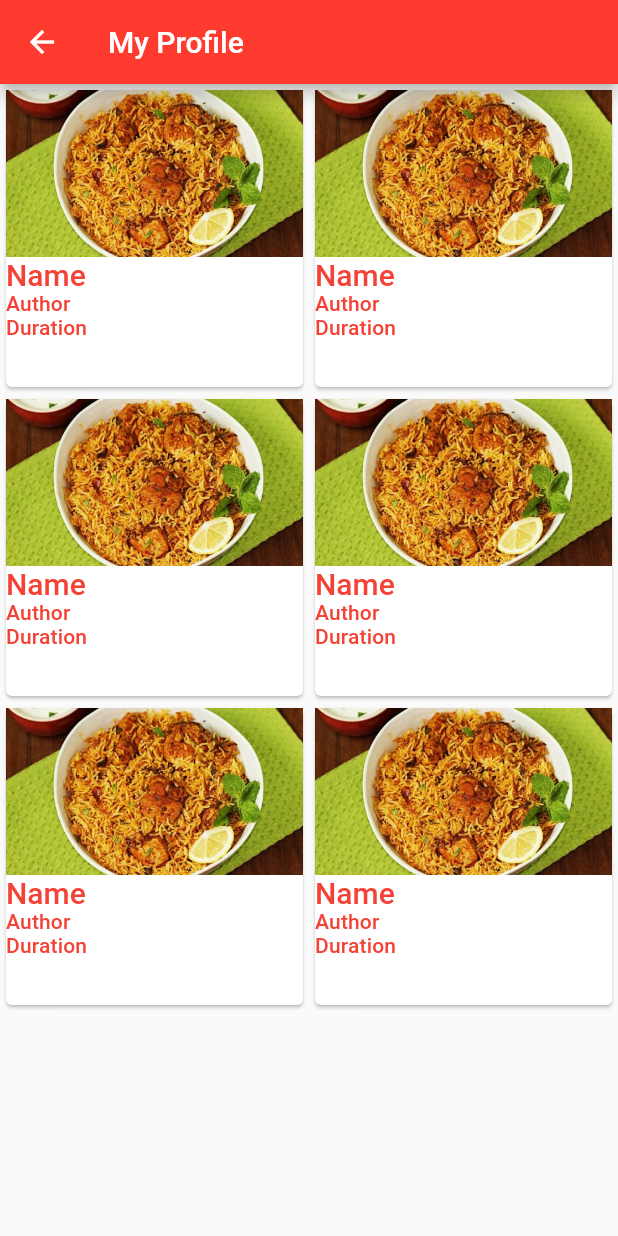
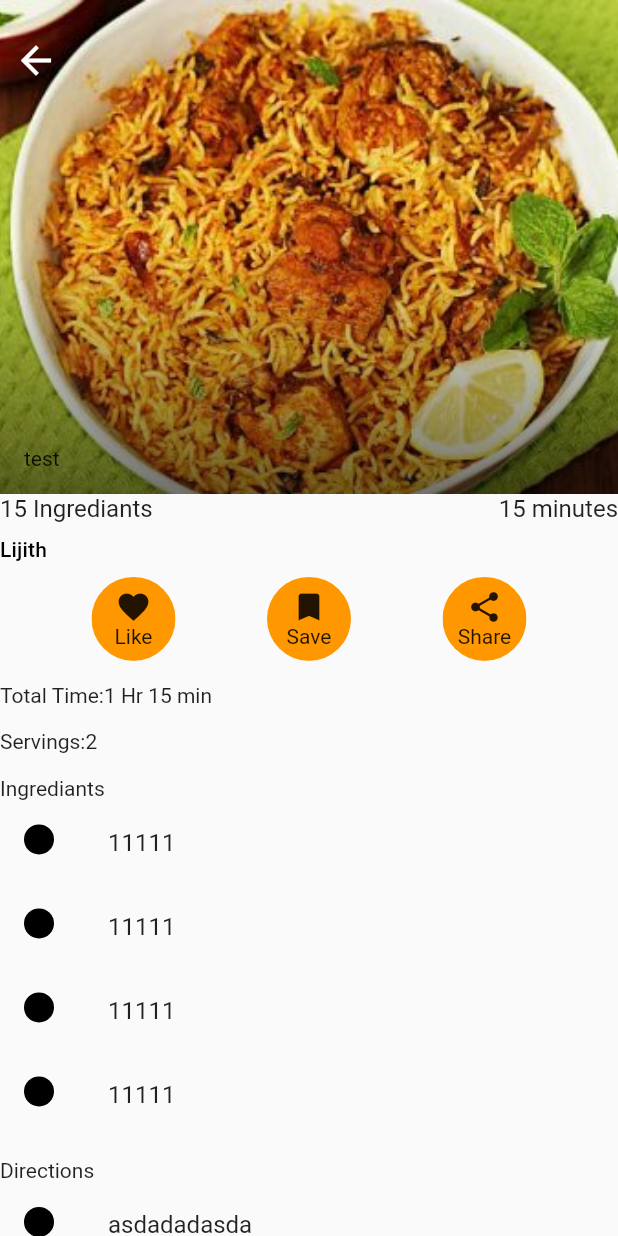
Before and after one commit to Jayashankarr/flutter_test, a Flutter app: the SubCategoryPage screen opened by its route, after a tap on "Name", on a phone screen of 412 x 824 dp. Run offline on Flutter 3.47's test engine with Material 2 defaults, Android fonts, the phone set to English and light mode, and no system bars; missing offline and left inert: dart:ffi; Roboto replaces fonts that are missing (Rubik).

Commit message:
Adding recipe page

```diff
--- /dev/null
+++ b/lib/src/screens/RecipePage.dart
@@ -0,0 +1,388 @@
+import 'dart:async';
+import 'dart:ffi';
+
+import 'package:flutter/material.dart';
+import 'package:flutter/rendering.dart';
+import 'package:test_project/src/widgets/AppWidgets.dart';
+
+//https://stackoverflow.com/questions/52494346/how-to-create-a-hero-style-animation-on-the-same-screen-route-with-flutter
+
+//https://api.flutter.dev/flutter/material/FlexibleSpaceBar-class.html
+class RecipePage extends StatefulWidget {
+  @override
+  State<StatefulWidget> createState() {
+    return new RecipePageState();
+  }
+}
+
+class RecipePageState extends State<RecipePage> {
+  ScrollController _controller = ScrollController();
+  bool fullscreen = false;
+
+  void snapScreen() {
+    if (_controller.offset > MediaQuery.of(context).size.height * 0.6) return;
+
+    if (_controller.offset < (MediaQuery.of(context).size.height * 0.6) / 2) {
+      _controller.animateTo(0,
+          duration: Duration(milliseconds: 50), curve: Curves.linear);
+    } else {
+      _controller.animateTo(MediaQuery.of(context).size.height * 0.6,
+          duration: Duration(milliseconds: 50), curve: Curves.linear);
+    }
+  }
+
+  void toggleFullScreen() {
+    fullscreen = !fullscreen;
+    if (fullscreen) {
+      _controller.animateTo(0,
+          duration: Duration(milliseconds: 100), curve: Curves.linear);
+    } else {
+      _controller.animateTo(MediaQuery.of(context).size.height * 0.6,
+          duration: Duration(milliseconds: 100), curve: Curves.linear);
+    }
+  }
+
+  void scrollTo(oSet) {
+    _controller.jumpTo(_controller.offset - oSet);
+  }
+
+  @override
+  void initState() {
+    super.initState();
+
+    /*_controller = ScrollController()
+      ..addListener(() {
+        /* print("offset = ${_controller.offset}" +
+            " " +
+            ((MediaQuery.of(context).size.height * 0.6) / 2).toString());*/
+      });*/
+  }
+
+  @override
+  Widget build(BuildContext context) {
+    Timer(Duration(milliseconds: 100),
+        () => _controller.jumpTo(MediaQuery.of(context).size.height * 0.6));
+
+    return Scaffold(
+        body: CustomScrollView(
+      controller: _controller,
+      physics: const BouncingScrollPhysics(),
+      slivers: <Widget>[
+        //TransitionAppBar(),
+        SliverPersistentHeader(
+          pinned: true,
+          floating: false,
+          delegate: _SliverAppBarDelegate(
+              minHeight: MediaQuery.of(context).size.height * 0.2,
+              maxHeight: MediaQuery.of(context).size.height,
+              child: Container(),
+              scrollTo: scrollTo,
+              snapScreen: snapScreen,
+              toggleFullScreen: toggleFullScreen),
+        ),
+        SliverList(
+            delegate: SliverChildBuilderDelegate((context, int) {
+          return Column(
+            mainAxisAlignment: MainAxisAlignment.start,
+            crossAxisAlignment: CrossAxisAlignment.start,
+            children: <Widget>[
+              Row(
+                children: <Widget>[
+                  Expanded(
+                    child: Text('15 Ingrediants',
+                        textAlign: TextAlign.start,
+                        style: Theme.of(context).textTheme.subhead),
+                  ),
+                  Expanded(
+                    child: Text('15 minutes',
+                        textAlign: TextAlign.end,
+                        style: Theme.of(context).textTheme.subhead),
+                  ),
+                ],
+              ),
+              SizedBox(height: 10),
+              Container(
+                  alignment: Alignment.centerLeft,
+                  child: Text("Lijith",
+                      style: Theme.of(context).textTheme.subtitle)),
+              SizedBox(height: 10),
+              Container(
+                  child: Row(
+                      mainAxisAlignment: MainAxisAlignment.spaceEvenly,
+                      children: <Widget>[
+                    SizedBox.fromSize(
+                      size: Size(56, 56), // button width and height
+                      child: ClipOval(
+                        child: Material(
+                          color: Colors.orange, // button color
+                          child: InkWell(
+                            splashColor: Colors.green, // splash color
+                            onTap: () {}, // button pressed
+                            child: Column(
+                              mainAxisAlignment: MainAxisAlignment.center,
+                              children: <Widget>[
+                                Icon(Icons.favorite), // icon
+                                Text("Like"), // text
+                              ],
+                            ),
+                          ),
+                        ),
+                      ),
+                    ),
+                    SizedBox.fromSize(
+                      size: Size(56, 56), // button width and height
+                      child: ClipOval(
+                        child: Material(
+                          color: Colors.orange, // button color
+                          child: InkWell(
+                            splashColor: Colors.green, // splash color
+                            onTap: () {}, // button pressed
+                            child: Column(
+                              mainAxisAlignment: MainAxisAlignment.center,
+                              children: <Widget>[
+                                Icon(Icons.bookmark), // icon
+                                Text("Save"), // text
+                              ],
+                            ),
+                          ),
+                        ),
+                      ),
+                    ),
+                    SizedBox.fromSize(
+                      size: Size(56, 56), // button width and height
+                      child: ClipOval(
+                        child: Material(
+                          color: Colors.orange, // button color
+                          child: InkWell(
+                            splashColor: Colors.green, // splash color
+                            onTap: () {}, // button pressed
+                            child: Column(
+                              mainAxisAlignment: MainAxisAlignment.center,
+                              children: <Widget>[
+                                Icon(Icons.share), // icon
+                                Text("Share"), // text
+                              ],
+                            ),
+                          ),
+                        ),
+                      ),
+                    ),
+                  ])),
+              SizedBox(height: 15),
+              Row(
+                children: <Widget>[
+                  Text('Total Time:'),
+                  Text('1 Hr 15 min'),
+                ],
+              ),
+              SizedBox(height: 15),
+              Row(
+                children: <Widget>[
+                  Text('Servings:'),
+                  Text('2'),
+                ],
+              ),
+              SizedBox(height: 15),
+              Text('Ingrediants'),
+              ingrediantItem(context, '11111'),
+              ingrediantItem(context, '11111'),
+              ingrediantItem(context, '11111'),
+              ingrediantItem(context, '11111'),
+              SizedBox(height: 15),
+              Text('Directions'),
+              directionItem(context, 'asdadadasda', ''),
+              directionItem(
+                  context, 'Directions', 'assets/images/main_icon.jpg')
+            ],
+          );
+        }, childCount: 1)),
+      ],
+    ));
+  }
+}
+
+class _SliverAppBarDelegate extends SliverPersistentHeaderDelegate {
+  _SliverAppBarDelegate({
+    @required this.minHeight,
+    @required this.maxHeight,
+    @required this.child,
+    @required this.scrollTo,
+    @required this.snapScreen,
+    @required this.toggleFullScreen,
+  });
+
+  final Function scrollTo;
+  final double minHeight;
+  final double maxHeight;
+  final Widget child;
+  final Function snapScreen;
+  final Function toggleFullScreen;
+
+  double temp = 0;
+  @override
+  double get minExtent => minHeight;
+
+  @override
+  double get maxExtent => maxHeight;
+
+  @override
+  Widget build(
+      BuildContext context, double shrinkOffset, bool overlapsContent) {
+    temp = shrinkOffset;
+
+    return Stack(
+      fit: StackFit.expand,
+      children: <Widget>[
+        Image.asset(
+          'assets/images/main_icon.jpg',
+          fit: BoxFit.cover,
+        ),
+        GestureDetector(
+          onTap: () {
+            toggleFullScreen();
+          },
+          onVerticalDragEnd: (event) {
+            snapScreen();
+          },
+          onVerticalDragUpdate: (event) {
+            print('test' + event.delta.dy.toString());
+            scrollTo(event.delta.dy);
+          },
+          //onVerticalDragStart: (event) {},
+          child: Container(
+            decoration: BoxDecoration(
+                gradient: LinearGradient(
+                    colors: [Colors.transparent, Colors.black54],
+                    stops: [0.5, 1.0],
+                    begin: Alignment.topCenter,
+                    end: Alignment.bottomCenter,
+                    tileMode: TileMode.repeated)),
+          ),
+        ),
+        Positioned(
+          left: 16.0,
+          right: 16.0,
+          bottom: 16.0,
+          child: Text('test'),
+        ),
+        Positioned(
+          left: 0.0,
+          //right: 16.0,
+          top: 16.0,
+          child: IconButton(
+              icon: new Icon(
+                Icons.arrow_back,
+                color: Colors.white,
+                size: 30,
+              ),
+              onPressed: () {
+                print('test');
+                //Navigator.pushNamed(context, '/RecipePage');
+                Navigator.pop(context);
+              }),
+        )
+      ],
+    );
+    //);
+  }
+
+  @override
+  bool shouldRebuild(SliverPersistentHeaderDelegate oldDelegate) {
+    //print(temp.toString() +":" + oldDelegate.temp.toString());
+    return true;
+  }
+}
+
+/*class TransitionAppBar extends StatefulWidget {
+  @override
+  State<StatefulWidget> createState() {
+    return new TransitionAppBarState();
+  }
+}
+
+class TransitionAppBarState extends State<TransitionAppBar> {
+  double offset = 0;
+  @override
+  void initState() {
+    super.initState();
+  }
+
+  void callback() {}
+
+  @override
+  Widget build(BuildContext context) {
+    return SliverPersistentHeader(
+      pinned: true,
+      delegate: _TransitionAppBarDelegate(offset: offset),
+    );
+  }
+}
+
+/*class TransitionAppBar extends StatelessWidget {
+  final double offset;
+
+  const TransitionAppBar({this.offset});
+
+  @override
+  Widget build(BuildContext context) {
+    return SliverPersistentHeader(
+      pinned: true,
+      delegate: _TransitionAppBarDelegate(offset: offset),
+    );
+  }
+}*/
+
+class _TransitionAppBarDelegate extends SliverPersistentHeaderDelegate {
+  double offset;
+  double test;
+  _TransitionAppBarDelegate({this.offset}) : assert(offset != null);
+
+  @override
+  Widget build(
+      BuildContext context, double shrinkOffset, bool overlapsContent) {
+    final progress = shrinkOffset / 200.0;
+    test = shrinkOffset;
+
+    return GestureDetector(
+        onTap: () {
+          offset = 100;
+        },
+        child: Stack(
+          fit: StackFit.expand,
+          children: <Widget>[
+            Image.asset(
+              'assets/images/main_icon.jpg',
+              fit: BoxFit.cover,
+            ),
+            Container(
+              decoration: BoxDecoration(
+                  gradient: LinearGradient(
+                      colors: [Colors.transparent, Colors.black54],
+                      stops: [0.5, 1.0],
+                      begin: Alignment.topCenter,
+                      end: Alignment.bottomCenter,
+                      tileMode: TileMode.repeated)),
+            ),
+            Positioned(
+              left: 16.0,
+              right: 16.0,
+              bottom: 16.0,
+              child: Text('test'),
+            ),
+          ],
+        ));
+  }
+
+  @override
+  double get maxExtent => 400;
+
+  @override
+  double get minExtent => 100.0;
+
+  @override
+  bool shouldRebuild(_TransitionAppBarDelegate oldDelegate) {
+    //return true;
+    return offset != oldDelegate.offset;
+  }
+}
+*/
--- a/lib/src/widgets/AppWidgets.dart
+++ b/lib/src/widgets/AppWidgets.dart
@@ -20,16 +20,41 @@ Widget mainCategoryItem(BuildContext context, int index) {
                 margin: EdgeInsets.symmetric(horizontal: 5.0, vertical: 80.0),
                 alignment: Alignment.center,
                 child: Text("Biriyani",
-                    style: TextStyle(color: Colors.white, fontSize: 20)))
+                    style: TextStyle(color: Colors.black, fontSize: 20)))
           ])
         ])),
   );
 }
 
+/*Widget mainCategoryItem(BuildContext context, int index) {
+  return GestureDetector(
+    onTap: () {
+      Navigator.pushNamed(context, '/SubCategory');
+    },
+    child: Card(
+        child: Column(
+            mainAxisAlignment: MainAxisAlignment.start,
+            crossAxisAlignment: CrossAxisAlignment.start,
+            children: <Widget>[
+          Stack(children: [
+            /*Image.asset(
+              'assets/images/main_icon.jpg',
+              fit: BoxFit.cover,
+            ),*/
+            Container(
+                margin: EdgeInsets.symmetric(horizontal: 5.0, vertical: 80.0),
+                alignment: Alignment.center,
+                child: Text("Biriyani",
+                    style: TextStyle(color: Colors.black, fontSize: 20)))
+          ])
+        ])),
+  );
+}*/
+
 Widget subCategoryItem(BuildContext context, int index) {
   return GestureDetector(
     onTap: () {
-      // Navigator.pushNamed(context, '/SubCategory');
+      Navigator.pushNamed(context, '/RecipePage');
     },
     child: Card(
         child: Column(
@@ -58,3 +83,48 @@ Widget subCategoryItem(BuildContext context, int index) {
         ])),
   );
 }
+
+Widget ingrediantItem(BuildContext context, String title) {
+  return ListTile(
+    leading: Container(
+      height: 20.0,
+      width: 20.0,
+      decoration: new BoxDecoration(
+        color: Colors.black,
+        shape: BoxShape.circle,
+      ),
+    ),
+    title: Text(title),
+    //subtitle: Text('TWICE'),
+  );
+}
+
+Widget directionItem(
+    BuildContext context, String description, String imageUrl) {
+  return ListTile(
+    leading: Container(
+      height: 20.0,
+      width: 20.0,
+      decoration: new BoxDecoration(
+        color: Colors.black,
+        shape: BoxShape.circle,
+      ),
+    ),
+    title: Container(
+        width: MediaQuery.of(context).size.width,
+        //height: 200,
+        child: Column(
+          crossAxisAlignment: CrossAxisAlignment.start,
+          children: <Widget>[
+            imageUrl == ''
+                ? Container()
+                : Image.asset(
+                    imageUrl,
+                    fit: BoxFit.cover,
+                  ),
+            Text(description)
+          ],
+        )),
+    //subtitle: Text('TWICE'),
+  );
+}
```
Also changed, not shown: lib/main.dart (+5 -3 lines), lib/src/screens/HomePage.dart (+26 -8 lines).
